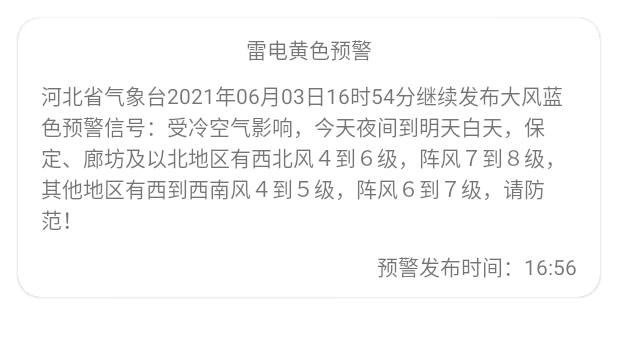
After one commit to XDao7/XDWeather, an Android app: the layout item_warning.xml on its own in the app's theme, with its tools: preview values and no code run, on a phone screen of 412 x 824 dp. The commit adds this screen. Shown: the top 337 px of the screen. Run offline under Robolectric (Android 15) with nearby library versions, the phone set to English and light mode, and no system bars.

Commit message:
[FEATURE] 新增灾害预警详情弹窗

```diff
--- a/app/src/main/java/com/xdao7/xdweather/WeatherActivity.kt
+++ b/app/src/main/java/com/xdao7/xdweather/WeatherActivity.kt
@@ -22,6 +22,7 @@ import com.xdao7.xdweather.databinding.ItemForecastBinding
 import com.xdao7.xdweather.logic.model.*
 import com.xdao7.xdweather.logic.model.response.qweather.Location
 import com.xdao7.xdweather.ui.adapter.HourlyAdapter
+import com.xdao7.xdweather.ui.dialog.WarningDialog
 import com.xdao7.xdweather.ui.viewmodel.WeatherViewModel
 import com.xdao7.xdweather.utils.*
 import com.xdao7.xdweather.view.BaseScrollAnimatorView
@@ -280,6 +281,10 @@ class WeatherActivity : AppCompatActivity() {
                 textWarning.visibility = View.VISIBLE
                 textWarning.text =
                     getString(R.string.str_waring, warning[0].typeName, warning[0].level)
+                textWarning.setOnClickListener {
+                    val warningDialog = WarningDialog(this@WeatherActivity, warning)
+                    warningDialog.show()
+                }
             } else {
                 textWarning.visibility = View.GONE
             }
--- a/app/src/main/java/com/xdao7/xdweather/logic/model/response/qweather/WarningResponse.kt
+++ b/app/src/main/java/com/xdao7/xdweather/logic/model/response/qweather/WarningResponse.kt
@@ -4,8 +4,10 @@ data class WarningResponse(val code: Int, val warning: List<Warning>) {
 
     data class Warning(
         val id: String,
+        val pubTime: String,
         val title: String,
         val level: String,
-        val typeName: String
+        val typeName: String,
+        val text: String
     )
 }
--- a/app/src/main/res/layout/activity_weather.xml
+++ b/app/src/main/res/layout/activity_weather.xml
@@ -33,7 +33,8 @@
                 android:id="@+id/app_bar_layout"
                 android:layout_width="match_parent"
                 android:layout_height="wrap_content"
-                android:visibility="invisible">
+                android:visibility="invisible"
+                tools:visibility="visible">
 
                 <com.google.android.material.appbar.CollapsingToolbarLayout
                     android:layout_width="match_parent"
@@ -118,6 +119,7 @@
                             android:layout_marginTop="10dp"
                             android:textColor="@color/white"
                             android:textSize="14sp"
+                            app:drawableEndCompat="@drawable/ic_right"
                             app:layout_constraintEnd_toEndOf="parent"
                             app:layout_constraintHorizontal_chainStyle="packed"
                             app:layout_constraintStart_toStartOf="parent"
--- /dev/null
+++ b/app/src/main/res/layout/item_warning.xml
@@ -0,0 +1,50 @@
+<?xml version="1.0" encoding="utf-8"?>
+<com.google.android.material.card.MaterialCardView xmlns:android="http://schemas.android.com/apk/res/android"
+    xmlns:app="http://schemas.android.com/apk/res-auto"
+    xmlns:tools="http://schemas.android.com/tools"
+    android:layout_width="match_parent"
+    android:layout_height="wrap_content"
+    android:layout_margin="12dp"
+    app:cardCornerRadius="15dp">
+
+    <androidx.constraintlayout.widget.ConstraintLayout
+        android:layout_width="match_parent"
+        android:layout_height="wrap_content">
+
+        <TextView
+            android:id="@+id/text_title"
+            android:layout_width="wrap_content"
+            android:layout_height="wrap_content"
+            android:layout_marginTop="10dp"
+            android:textColor="@color/colorDefault"
+            app:layout_constraintEnd_toEndOf="parent"
+            app:layout_constraintStart_toStartOf="parent"
+            app:layout_constraintTop_toTopOf="parent"
+            tools:text="雷电黄色预警" />
+
+        <TextView
+            android:id="@+id/text_info"
+            android:layout_width="match_parent"
+            android:layout_height="wrap_content"
+            android:layout_marginStart="15dp"
+            android:layout_marginTop="10dp"
+            android:layout_marginEnd="15dp"
+            android:textColor="@color/colorDefault"
+            app:layout_constraintEnd_toEndOf="parent"
+            app:layout_constraintStart_toStartOf="parent"
+            app:layout_constraintTop_toBottomOf="@id/text_title"
+            tools:text="河北省气象台2021年06月03日16时54分继续发布大风蓝色预警信号：受冷空气影响，今天夜间到明天白天，保定、廊坊及以北地区有西北风４到６级，阵风７到８级，其他地区有西到西南风４到５级，阵风６到７级，请防范！" />
+
+        <TextView
+            android:id="@+id/text_time"
+            android:layout_width="wrap_content"
+            android:layout_height="wrap_content"
+            android:layout_marginTop="10dp"
+            android:layout_marginEnd="15dp"
+            android:paddingBottom="10dp"
+            android:textColor="@color/colorDefault"
+            app:layout_constraintEnd_toEndOf="parent"
+            app:layout_constraintTop_toBottomOf="@id/text_info"
+            tools:text="预警发布时间：16:56" />
+    </androidx.constraintlayout.widget.ConstraintLayout>
+</com.google.android.material.card.MaterialCardView>
--- a/app/src/main/res/values/strings.xml
+++ b/app/src/main/res/values/strings.xml
@@ -61,5 +61,8 @@
     <string name="str_moon_rise">月升</string>
     <string name="str_moon_set">月落</string>
 
+    <string name="str_warning_title">灾害预警</string>
+    <string name="str_warning_time">发布时间：%1$s</string>
+
     <string name="str_city_manager">城市管理</string>
 </resources>
```
Also changed, not shown: app/src/main/java/com/xdao7/xdweather/ui/adapter/WarningAdapter.kt (added, +41 -0 lines), app/src/main/java/com/xdao7/xdweather/ui/dialog/WarningDialog.kt (added, +64 -0 lines), app/src/main/res/layout/dialog_warning.xml (added, +30 -0 lines), app/src/main/res/values/themes.xml (+15 -0 lines), app/src/main/res/drawable-xxhdpi/ic_right.png.
